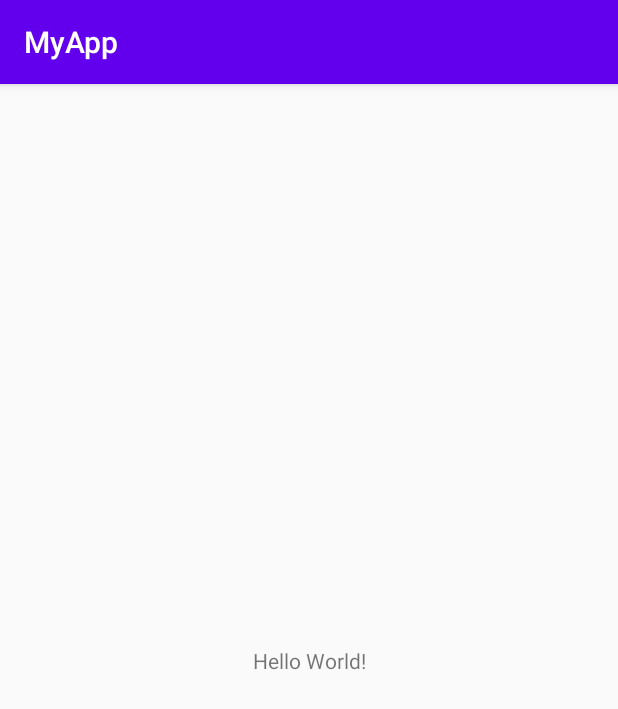
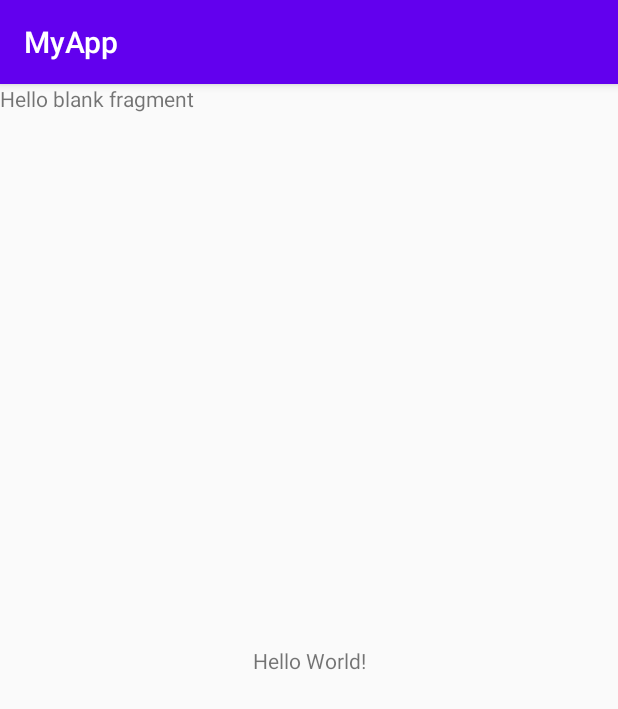
Before and after one commit to NikolaiShinkorenko/MobileLab1, an Android app: the screen it shows after launch (MainActivity), on a phone screen of 412 x 824 dp. Shown: the top 709 px of the screen. Run offline under Robolectric (Android 15) with nearby library versions, the phone set to English and light mode, and no system bars.

Commit message:
BlankFragmentCommit

```diff
--- a/MyApp/app/build.gradle
+++ b/MyApp/app/build.gradle
@@ -31,6 +31,7 @@ dependencies {
 
     implementation 'com.android.support:appcompat-v7:28.0.0'
     implementation 'com.android.support.constraint:constraint-layout:2.0.4'
+    implementation 'com.android.support:support-v4:28.0.0'
     testImplementation 'junit:junit:4.+'
     androidTestImplementation 'com.android.support.test:runner:1.0.2'
     androidTestImplementation 'com.android.support.test.espresso:espresso-core:3.0.2'
--- /dev/null
+++ b/MyApp/app/src/main/java/ru/startandroid/develop/myapp/BlankFragment.java
@@ -0,0 +1,62 @@
+package ru.startandroid.develop.myapp;
+
+import android.os.Bundle;
+import android.support.v4.app.Fragment;
+import android.view.LayoutInflater;
+import android.view.View;
+import android.view.ViewGroup;
+
+/**
+ * A simple {@link Fragment} subclass.
+ * Use the {@link BlankFragment#newInstance} factory method to
+ * create an instance of this fragment.
+ */
+public class BlankFragment extends Fragment {
+
+    // TODO: Rename parameter arguments, choose names that match
+    // the fragment initialization parameters, e.g. ARG_ITEM_NUMBER
+    private static final String ARG_PARAM1 = "param1";
+    private static final String ARG_PARAM2 = "param2";
+
+    // TODO: Rename and change types of parameters
+    private String mParam1;
+    private String mParam2;
+
+    public BlankFragment() {
+        // Required empty public constructor
+    }
+
+    /**
+     * Use this factory method to create a new instance of
+     * this fragment using the provided parameters.
+     *
+     * @param param1 Parameter 1.
+     * @param param2 Parameter 2.
+     * @return A new instance of fragment BlankFragment.
+     */
+    // TODO: Rename and change types and number of parameters
+    public static BlankFragment newInstance(String param1, String param2) {
+        BlankFragment fragment = new BlankFragment();
+        Bundle args = new Bundle();
+        args.putString(ARG_PARAM1, param1);
+        args.putString(ARG_PARAM2, param2);
+        fragment.setArguments(args);
+        return fragment;
+    }
+
+    @Override
+    public void onCreate(Bundle savedInstanceState) {
+        super.onCreate(savedInstanceState);
+        if (getArguments() != null) {
+            mParam1 = getArguments().getString(ARG_PARAM1);
+            mParam2 = getArguments().getString(ARG_PARAM2);
+        }
+    }
+
+    @Override
+    public View onCreateView(LayoutInflater inflater, ViewGroup container,
+                             Bundle savedInstanceState) {
+        // Inflate the layout for this fragment
+        return inflater.inflate(R.layout.fragment_blank, container, false);
+    }
+}
--- a/MyApp/app/src/main/res/layout/activity_main.xml
+++ b/MyApp/app/src/main/res/layout/activity_main.xml
@@ -15,4 +15,12 @@
         app:layout_constraintRight_toRightOf="parent"
         app:layout_constraintTop_toTopOf="parent" />
 
+    <fragment
+        android:id="@+id/blank_fragment"
+        android:name="ru.startandroid.develop.myapp.BlankFragment"
+        android:layout_width="match_parent"
+        android:layout_height="match_parent"
+        tools:layout_editor_absoluteX="-122dp"
+        tools:layout_editor_absoluteY="-274dp" />
+
 </android.support.constraint.ConstraintLayout>
--- /dev/null
+++ b/MyApp/app/src/main/res/layout/fragment_blank.xml
@@ -0,0 +1,14 @@
+<?xml version="1.0" encoding="utf-8"?>
+<FrameLayout xmlns:android="http://schemas.android.com/apk/res/android"
+    xmlns:tools="http://schemas.android.com/tools"
+    android:layout_width="match_parent"
+    android:layout_height="match_parent"
+    tools:context=".BlankFragment">
+
+    <!-- TODO: Update blank fragment layout -->
+    <TextView
+        android:layout_width="match_parent"
+        android:layout_height="match_parent"
+        android:text="@string/hello_blank_fragment" />
+
+</FrameLayout>
--- a/MyApp/app/src/main/res/values/strings.xml
+++ b/MyApp/app/src/main/res/values/strings.xml
@@ -1,3 +1,5 @@
 <resources>
     <string name="app_name">MyApp</string>
+    <!-- TODO: Remove or change this placeholder text -->
+    <string name="hello_blank_fragment">Hello blank fragment</string>
 </resources>
```
